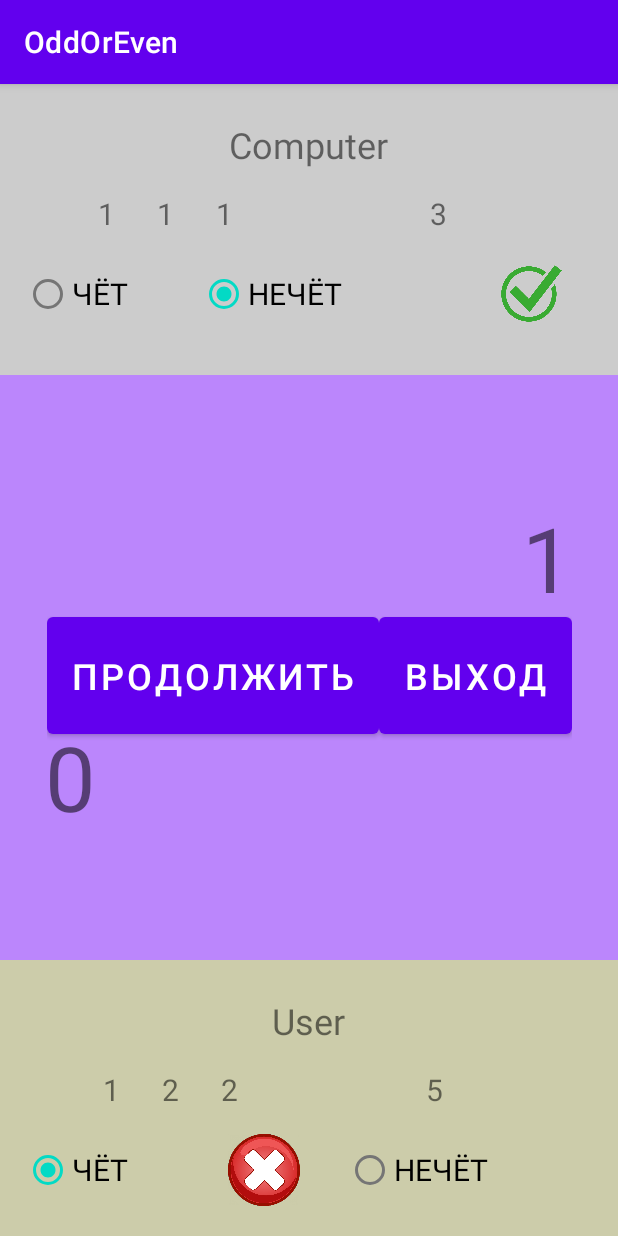
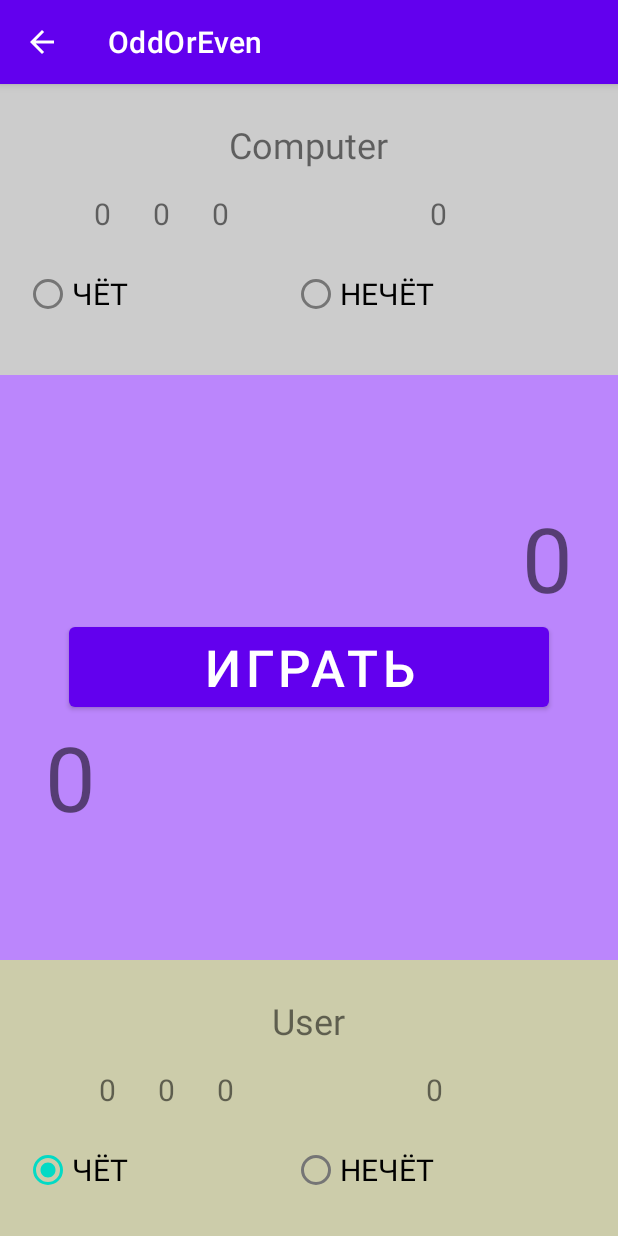
Before and after one commit to Leks2000/OddOrEven, an Android app: the screen it shows after launch (MainActivity), after a tap on "НАЧАТЬ", on a phone screen of 412 x 824 dp. Run offline under Robolectric (Android 15) with nearby library versions, the light colour scheme and no system bars; 1 other tap on this screen came first.

Commit message:
Exit From Menu

```diff
--- a/app/src/main/java/com/example/oddoreven/MainActivity.kt
+++ b/app/src/main/java/com/example/oddoreven/MainActivity.kt
@@ -2,6 +2,8 @@ package com.example.oddoreven
 
 import androidx.appcompat.app.AppCompatActivity
 import android.os.Bundle
+import android.view.Menu
+import android.view.MenuItem
 import androidx.activity.viewModels
 import androidx.core.view.isVisible
 import androidx.fragment.app.Fragment
@@ -22,8 +24,9 @@ class MainActivity : AppCompatActivity() {
         setContentView(binding.root)
         openFrag(OneFragment.newInstance(), R.id.OneFrame)
         openFrag(TwoFragment.newInstance(), R.id.TwoFrame)
+        supportActionBar?.setDisplayHomeAsUpEnabled(true)
         binding.Start.setOnClickListener{
-            if (binding.Start.isEnabled == true){
+            if (binding.Start.text == "Играть"){
                 randStart()
                 dataModel.messageFromActivty.value = First
                 dataModel.messageFromActivitySum.value = Second
@@ -39,19 +42,12 @@ class MainActivity : AppCompatActivity() {
                 dataModel.messageFromActivityResultFromUser.value = result.toInt()
 
                 dataModel.BtnClickFragment.value = true
-                binding.Start.isEnabled = false
-                binding.Continue.isVisible = true
-                binding.Close.isVisible = true
-            }
-            binding.Continue.setOnClickListener(){
-                binding.Start.isEnabled = true
-                binding.Continue.isVisible = false
-                binding.Close.isVisible = false
+                binding.Start.text = "Продолжить"
+            }else{
+                binding.Start.text = "Играть"
                 dataModel.BtnClickFragment.value = false
             }
-            binding.Close.setOnClickListener(){
-                finish()
-            }
+
         }
         dataModel.messageCount.observe(this) {
             binding.textforcomputer.text = it
@@ -64,6 +60,17 @@ class MainActivity : AppCompatActivity() {
                 binding.Start.isEnabled = true
             }
         }
+    }
+    override fun onCreateOptionsMenu(menu: Menu?): Boolean {
+        menuInflater.inflate(R.menu.menu_main, menu)
+        return  true
+    }
+
+    override fun onOptionsItemSelected(item: MenuItem): Boolean {
+        if(item.itemId == android.R.id.home){
+            finishAndRemoveTask()
+        }
+        return true
     }
     private fun check() {
         if (Second.toInt() % 2 == 0){
--- a/app/src/main/res/layout/activity_main.xml
+++ b/app/src/main/res/layout/activity_main.xml
@@ -73,38 +73,5 @@
 
     </LinearLayout>
 
-    <LinearLayout
-        android:layout_width="350dp"
-        android:layout_height="90dp"
-        android:layout_marginTop="20dp"
-        android:layout_weight="0"
-        android:gravity="center"
-        android:orientation="horizontal"
-        app:layout_constraintBottom_toBottomOf="parent"
-        app:layout_constraintEnd_toEndOf="parent"
-        app:layout_constraintStart_toStartOf="parent"
-        app:layout_constraintTop_toTopOf="parent">
-
-        <Button
-            android:id="@+id/Continue"
-            android:layout_width="wrap_content"
-            android:layout_height="match_parent"
-            android:layout_weight="1"
-            android:text="Продолжить"
-            android:textAlignment="center"
-            android:textSize="24sp"
-            android:visibility="invisible" />
-
-        <Button
-            android:id="@+id/Close"
-            android:layout_width="wrap_content"
-            android:layout_height="match_parent"
-            android:layout_weight="2"
-            android:text="Выход"
-            android:textAlignment="center"
-            android:textSize="24sp"
-            android:visibility="invisible" />
-    </LinearLayout>
-
 
 </androidx.constraintlayout.widget.ConstraintLayout>
--- /dev/null
+++ b/app/src/main/res/menu/menu_main.xml
@@ -0,0 +1,5 @@
+<?xml version="1.0" encoding="utf-8"?>
+<menu xmlns:tools="http://schemas.android.com/tools"
+    xmlns:android="http://schemas.android.com/apk/res/android"
+    xmlns:app="http://schemas.android.com/apk/res-auto">
+</menu>
```
